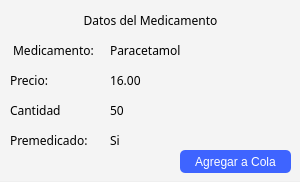
Qt form hospital-Core/Widgets/Farmaceutico/farmaceutico_tarjeta_medicamento_venta.ui (MrDanielG/Hospital-SCRUM) before a commit.
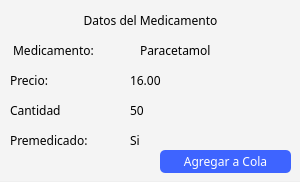
The same form after that commit.

Commit message: Farmaceutico UIs

```diff
--- a/hospital-Core/Widgets/Farmaceutico/farmaceutico_tarjeta_medicamento_venta.ui
+++ b/hospital-Core/Widgets/Farmaceutico/farmaceutico_tarjeta_medicamento_venta.ui
@@ -56,9 +56,9 @@
   <widget class="QLabel" name="label_2">
    <property name="geometry">
     <rect>
-     <x>60</x>
+     <x>30</x>
      <y>10</y>
-     <width>181</width>
+     <width>241</width>
      <height>20</height>
     </rect>
    </property>
@@ -82,7 +82,7 @@
     <rect>
      <x>10</x>
      <y>40</y>
-     <width>91</width>
+     <width>131</width>
      <height>20</height>
     </rect>
    </property>
@@ -154,7 +154,7 @@
     <rect>
      <x>10</x>
      <y>130</y>
-     <width>81</width>
+     <width>121</width>
      <height>20</height>
     </rect>
    </property>
@@ -176,12 +176,17 @@
   <widget class="QPushButton" name="btn_agregaracola">
    <property name="geometry">
     <rect>
-     <x>180</x>
+     <x>160</x>
      <y>150</y>
-     <width>111</width>
+     <width>131</width>
      <height>23</height>
     </rect>
    </property>
+   <property name="font">
+    <font>
+     <family>Montserrat</family>
+    </font>
+   </property>
    <property name="styleSheet">
     <string notr="true">color: white;
 border-radius: 5px;
@@ -194,9 +199,9 @@
   <widget class="QLabel" name="nombre_medicamento">
    <property name="geometry">
     <rect>
-     <x>110</x>
+     <x>140</x>
      <y>40</y>
-     <width>91</width>
+     <width>151</width>
      <height>20</height>
     </rect>
    </property>
@@ -218,7 +223,7 @@
   <widget class="QLabel" name="precio_medicamento">
    <property name="geometry">
     <rect>
-     <x>110</x>
+     <x>130</x>
      <y>70</y>
      <width>91</width>
      <height>20</height>
@@ -242,7 +247,7 @@
   <widget class="QLabel" name="cantidad_medicamento">
    <property name="geometry">
     <rect>
-     <x>110</x>
+     <x>130</x>
      <y>100</y>
      <width>91</width>
      <height>20</height>
@@ -266,7 +271,7 @@
   <widget class="QLabel" name="premedicado_medicamento">
    <property name="geometry">
     <rect>
-     <x>110</x>
+     <x>130</x>
      <y>130</y>
      <width>91</width>
      <height>20</height>
```
The commit also changes 6 other files.
